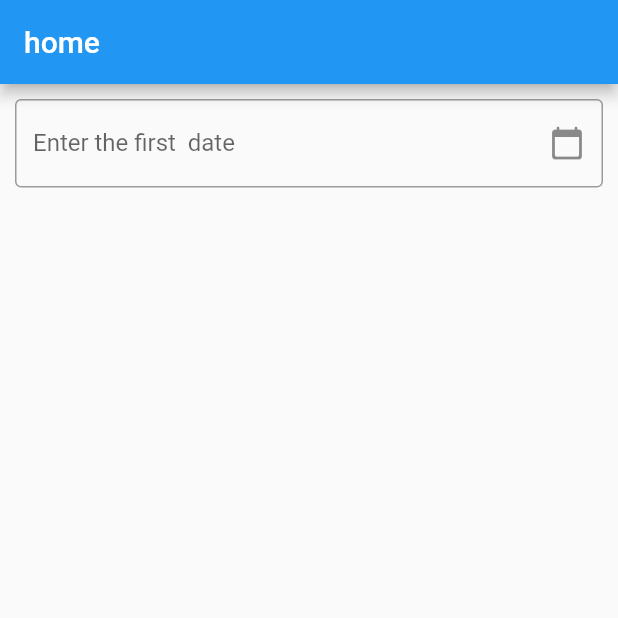
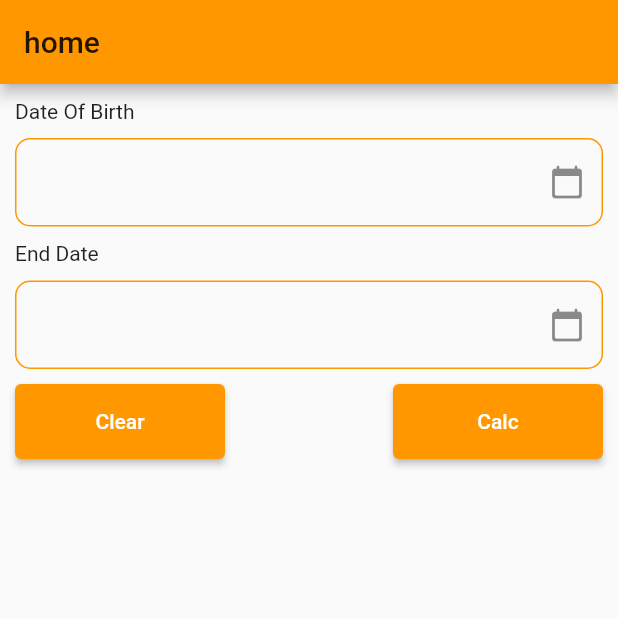
Before and after one commit to MohamedAli4080/Calculate_date_flutter, a Flutter app: the screen it shows after launch, on a phone screen of 412 x 824 dp, the top half of it. Run offline on Flutter 3.47's test engine with Material 2 defaults, Android fonts, the phone set to English and light mode, and no system bars.

Commit message:
modify ui design for home screen

```diff
--- a/lib/home.dart
+++ b/lib/home.dart
@@ -1,11 +1,27 @@
 import 'package:flutter/material.dart';
 
-class Home extends StatelessWidget {
+class Home extends StatefulWidget {
+  @override
+  _HomeState createState() => _HomeState();
+}
 
+class _HomeState extends State<Home> {
+  var context;
+  final TextEditingController _startDate = TextEditingController();
 
+  final TextEditingController _endDate = TextEditingController();
 
   @override
   Widget build(BuildContext context) {
+    Widget _startDateField = _bulidDateField(context);
+    Widget _emptybox = SizedBox(height: 10);
+    Widget _dateOfBirthLabel = _bulidFieldlabel("Date Of Birth");
+    Widget _endDateLabel = _bulidFieldlabel("End Date");
+    Widget _endDateField = _bulidDateField(context);
+    Widget _clearButton = _bulidClearButton();
+    Widget _calcButton = _bulidCalcButton();
+    Widget bulidButtonRow = _bulidButtonRow(_clearButton, _calcButton);
+
     return Scaffold(
       appBar: AppBar(
         title: Text("home"),
@@ -14,25 +30,91 @@ class Home extends StatelessWidget {
         padding: EdgeInsets.symmetric(horizontal: 10, vertical: 10),
         child: Column(
           children: [
-            TextField(
+            _dateOfBirthLabel,
+            _emptybox,
+            _startDateField,
+            _emptybox,
+            _endDateLabel,
+            _emptybox,
+            _endDateField,
+            _emptybox,
+            bulidButtonRow,
+          ],
+        ),
+      ),
+    );
+  }
+
+  Row _bulidButtonRow(Widget clearButton, Widget calcButton) {
+    return Row(
+      mainAxisAlignment: MainAxisAlignment.spaceBetween,
+      children: [
+        clearButton,
+        calcButton,
+      ],
+    );
+  }
+
+  SizedBox _bulidCalcButton() {
+    return SizedBox(
+      height: 50,
+      width: 140,
+      child: ElevatedButton(
+        onPressed: () {},
+        child: Text(
+          "Calc",
+          style: TextStyle(color: Colors.white),
+        ),
+      ),
+    );
+  }
+
+  SizedBox _bulidClearButton() {
+    return SizedBox(
+      height: 50,
+      width: 140,
+      child: ElevatedButton(
+        onPressed: () {},
+        child: Text(
+          "Clear",
+          style: TextStyle(color: Colors.white),
+        ),
+      ),
+    );
+  }
+
+  Container _bulidFieldlabel(String title) {
+    return Container(
+      width: double.infinity,
+      child: Text(
+        title,
+        textAlign: TextAlign.left,
+        style: TextStyle(),
+      ),
+    );
+  }
+
+  Widget _bulidDateField(BuildContext context) {
+    return TextField(
+      controller: _startDate,
       readOnly: true,
       decoration: InputDecoration(
         border: OutlineInputBorder(),
-                labelText: "Enter the first  date",
         suffixIcon: Icon(Icons.calendar_today_rounded),
       ),
-              onTap: () {
-                showDatePicker(
+      onTap: () async {
+        final selectedDate = await showDatePicker(
           context: context,
           initialDate: DateTime.now(),
           firstDate: DateTime(2019, 1),
           lastDate: DateTime(2021, 12),
         );
+        if (selectedDate != null) {
+          setState(() {
+            _startDate.text = selectedDate.toString();
+          });
+        }
       },
-            )
-          ],
-        ),
-      ),
     );
   }
 }
--- a/lib/main.dart
+++ b/lib/main.dart
@@ -1,8 +1,5 @@
-
 import 'package:cacluate_date/home.dart';
 import 'package:flutter/material.dart';
-
-
 
 void main() {
   runApp(MyApp());
@@ -15,8 +12,18 @@ class MyApp extends StatelessWidget {
     return MaterialApp(
       title: 'Flutter Demo',
       theme: ThemeData(
-        primarySwatch: Colors.blue,
-      ),
+          primaryColor: Colors.orange,
+          accentColor: Colors.green,
+          primarySwatch: Colors.orange,
+          primaryColorDark: Colors.blue,
+          inputDecorationTheme: InputDecorationTheme(
+            enabledBorder: OutlineInputBorder(
+                borderRadius: BorderRadius.circular(10),
+                borderSide: BorderSide(
+                  width: 1,
+                  color: Colors.orange,
+                )),
+          )),
       home: Home(),
     );
   }
```
Lines whose indentation alone changed are shown as unchanged.
